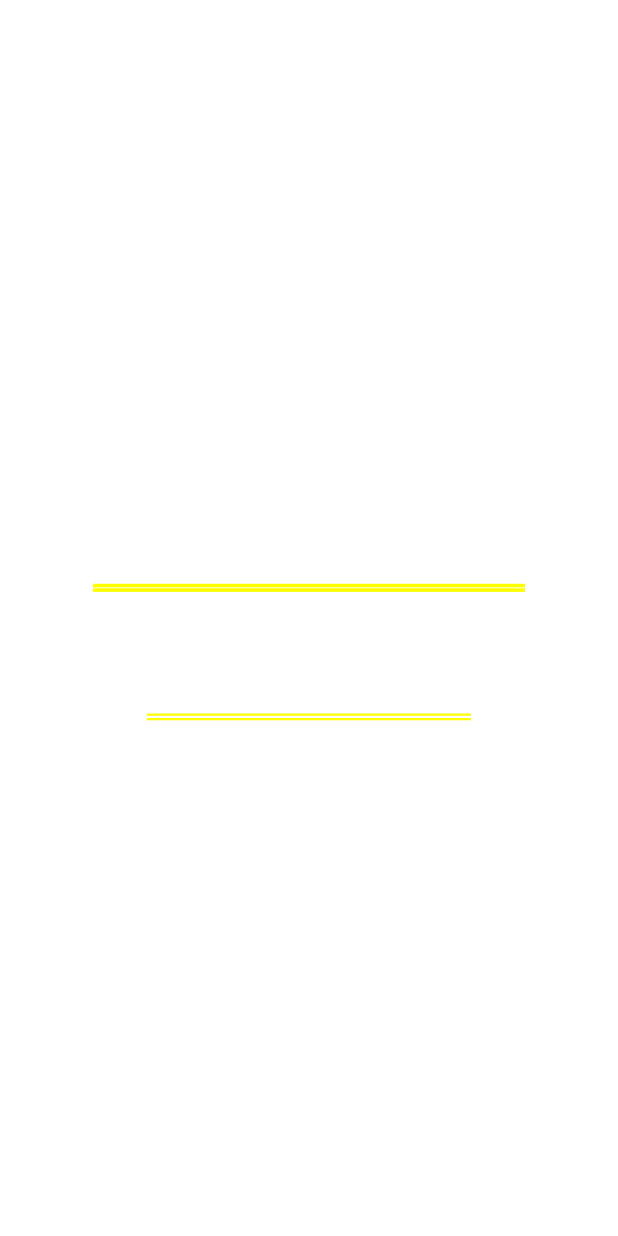
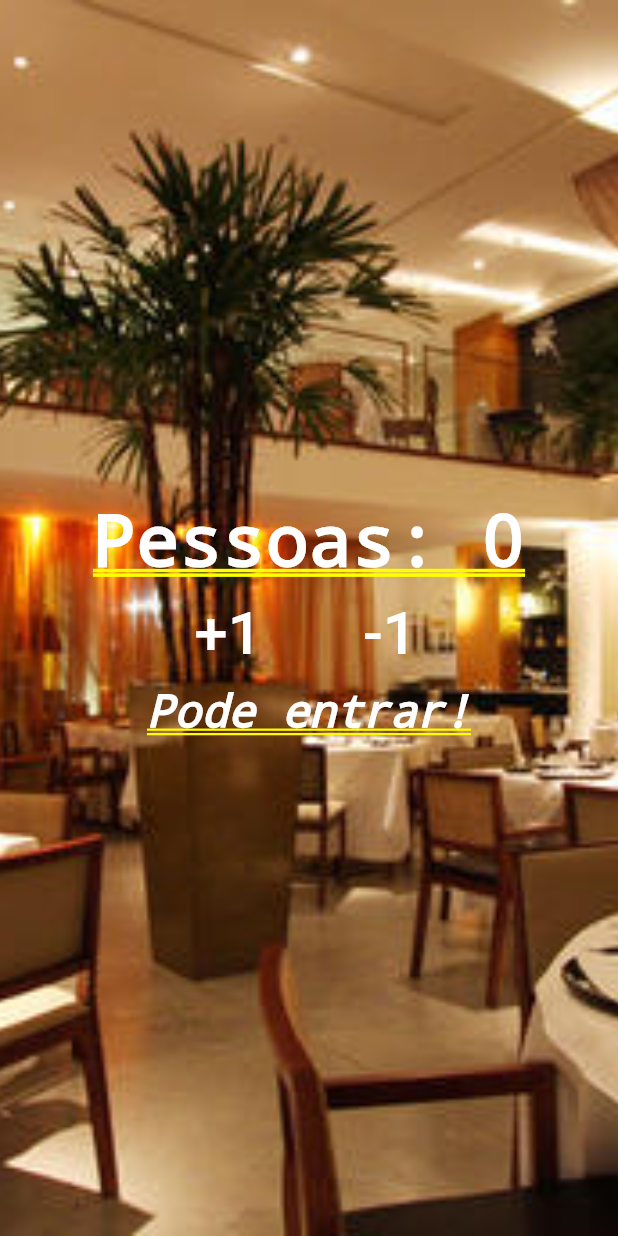
Before and after one commit to egrezeli/contador_de_pessoas, a Flutter app: the screen it shows after launch, after a tap on "+1", on a phone screen of 412 x 824 dp. Run offline on Flutter 3.47's test engine with Material 2 defaults, Android fonts, the phone set to English and light mode, and no system bars.

Commit message:
alterações na classe main.dart, adicionando imagem e completando yaml

```diff
--- a/lib/main.dart
+++ b/lib/main.dart
@@ -1,36 +1,60 @@
 import 'package:flutter/material.dart';
 
 void main() {
-  runApp(MaterialApp(
+  runApp(
+    MaterialApp(
         title: "Contador de Pessoas",
-      home: Column(
+        home: Stack(
+          children: <Widget>[
+            Image.asset(
+              "images/restaurante.jpg",
+              fit: BoxFit.cover,
+              height: 1000.0,
+            ),
+            Column(
               mainAxisAlignment: MainAxisAlignment.center,
               children: <Widget>[
                 Text(
                   "Pessoas: 0",
-            style: TextStyle(color: Colors.white, fontWeight: FontWeight.bold),
+                  style: TextStyle(
+                      color: Colors.white, fontWeight: FontWeight.bold),
                 ),
                 Row(
                   mainAxisAlignment: MainAxisAlignment.center,
                   children: <Widget>[
-              FlatButton(
-                child: Text("+1",
-                    style: TextStyle(fontSize: 40.0, color: Colors.white)),
+                    Padding(
+                      padding: EdgeInsets.all(10.0),
+                      child: FlatButton(
+                        child: Text(
+                          "+1",
+                          style: TextStyle(fontSize: 40.0, color: Colors.white),
+                        ), //Text
                         onPressed: () {},
-              ),
-              FlatButton(
-                child: Text("-1",
-                    style: TextStyle(fontSize: 40.0, color: Colors.white)),
+                      ), //FlatButton
+                    ), //Padding
+                    Padding(
+                      padding: EdgeInsets.all(10.0),
+                      child: FlatButton(
+                        child: Text(
+                          "-1",
+                          style: TextStyle(fontSize: 40.0, color: Colors.white),
+                        ), //Text
                         onPressed: () {},
-              )
-            ],
-          ),
+                      ), //FlatButton
+                    ), //Padding
+                  ], //Widget
+                ), //Row
                 Text(
                   "Pode entrar!",
-              style: TextStyle(color: Colors.white, fontStyle: FontStyle.italic,
-                  fontSize: 30.0)
+                  style: TextStyle(
+                      color: Colors.white,
+                      fontStyle: FontStyle.italic,
+                      fontSize: 30.0),
                 )
               ],
             ) //Column
+          ],
+        ) // Stack
+        ),
   ); //MaterialApp
 }
--- a/pubspec.yaml
+++ b/pubspec.yaml
@@ -44,6 +44,8 @@ flutter:
   # assets:
   #  - images/a_dot_burr.jpeg
   #  - images/a_dot_ham.jpeg
+  assets:
+    - images/restaurante.jpg
 
   # An image asset can refer to one or more resolution-specific "variants", see
   # https://flutter.dev/assets-and-images/#resolution-aware.
```
Also changed, not shown: images/restaurante.jpg (added). Lines whose indentation alone changed are shown as unchanged.
